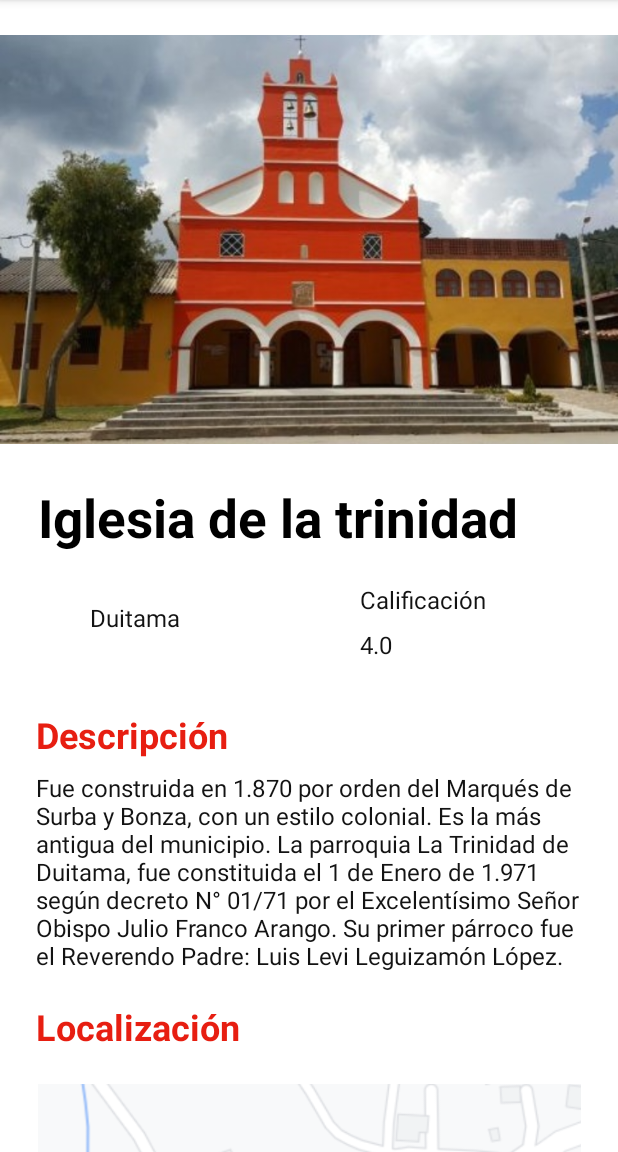
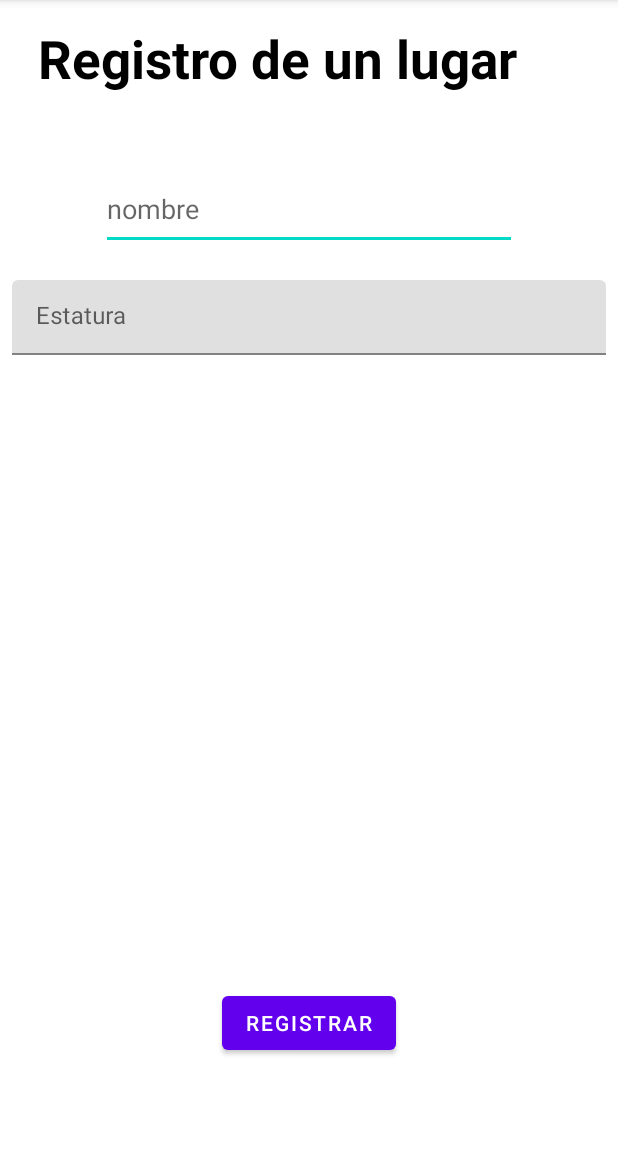
Before and after one commit to monoedi15/Boyatrip, an Android app: the screen it shows after launch (MainActivity before the commit, RegistroLugares after it), on a phone screen of 412 x 824 dp, the part 84-1236 px from its top. Run offline under Robolectric (Android 15) with nearby library versions, the phone set to English and light mode, and no system bars.

Commit message:
SE CREA LA CLASE PARA LOS SITIOS DE INTERES

```diff
--- a/app/src/main/AndroidManifest.xml
+++ b/app/src/main/AndroidManifest.xml
@@ -10,14 +10,19 @@
         android:supportsRtl="true"
         android:theme="@style/Theme.Boyatrip">
         <activity
-            android:name=".MainActivity"
-            android:exported="true">
+            android:name=".RegistroLugares"
+            android:exported="true" >
             <intent-filter>
                 <action android:name="android.intent.action.MAIN" />
 
                 <category android:name="android.intent.category.LAUNCHER" />
             </intent-filter>
         </activity>
+        <activity
+            android:name=".MainActivity"
+            android:exported="true">
+
+        </activity>
     </application>
 
 </manifest>
--- /dev/null
+++ b/app/src/main/java/com/orange/boyatrip/RegistroLugares.kt
@@ -0,0 +1,27 @@
+package com.orange.boyatrip
+
+import androidx.appcompat.app.AppCompatActivity
+import android.os.Bundle
+import android.widget.Button
+import android.widget.EditText
+import android.widget.TextView
+import com.google.android.material.textfield.TextInputEditText
+
+class RegistroLugares : AppCompatActivity() {
+    override fun onCreate(savedInstanceState: Bundle?) {
+        super.onCreate(savedInstanceState)
+        setContentView(R.layout.activity_registro_lugares)
+
+        val registrarbutton:Button = findViewById(R.id.registrar_button)
+        val nombreEditText: EditText = findViewById(R.id.edit_text_name)
+        val infoTextView: TextView = findViewById(R.id.info_text_view)
+        val estaturaEdittext:TextInputEditText = findViewById(R.id.estatura_edit_text)
+
+
+        registrarbutton.setOnClickListener {
+            val nombre : String = nombreEditText.text.toString()
+            val estatura : Float = estaturaEdittext.text.toString().toFloat()
+            infoTextView.text = getString(R.string.info, nombre, estatura)
+        }
+    }
+}
--- /dev/null
+++ b/app/src/main/java/com/orange/boyatrip/SitioInteres.kt
@@ -0,0 +1,3 @@
+package com.orange.boyatrip
+
+data class SitioInteres (val nombre: String, val descripcion: String, val puntuacion:Float, val foto:Int )
--- a/app/src/main/res/layout/activity_main.xml
+++ b/app/src/main/res/layout/activity_main.xml
@@ -21,7 +21,7 @@
             tools:ignore="ContentDescription" />
 
         <TextView
-            android:id="@+id/textView2"
+            android:id="@+id/titulo_text_view"
             style="@style/Title_Place"
             android:layout_width="wrap_content"
             android:layout_height="wrap_content"
@@ -42,7 +42,7 @@
             android:layout_marginTop="32dp"
             android:text="@string/IconLocalization"
             app:layout_constraintStart_toStartOf="parent"
-            app:layout_constraintTop_toBottomOf="@+id/textView2" />
+            app:layout_constraintTop_toBottomOf="@+id/titulo_text_view" />
 
         <TextView
             android:id="@+id/textView5"
@@ -64,7 +64,7 @@
             android:layout_marginTop="20dp"
             android:text="@string/Calification"
             app:layout_constraintStart_toStartOf="parent"
-            app:layout_constraintTop_toBottomOf="@+id/textView2" />
+            app:layout_constraintTop_toBottomOf="@+id/titulo_text_view" />
 
         <TextView
             android:id="@+id/textView7"
@@ -76,7 +76,7 @@
             app:layout_constraintEnd_toEndOf="parent"
             app:layout_constraintHorizontal_bias="0.084"
             app:layout_constraintStart_toStartOf="parent"
-            app:layout_constraintTop_toTopOf="@+id/textView2" />
+            app:layout_constraintTop_toTopOf="@+id/titulo_text_view" />
 
         <TextView
             android:id="@+id/textView8"
--- /dev/null
+++ b/app/src/main/res/layout/activity_registro_lugares.xml
@@ -0,0 +1,83 @@
+<?xml version="1.0" encoding="utf-8"?>
+<ScrollView xmlns:android="http://schemas.android.com/apk/res/android"
+    xmlns:app="http://schemas.android.com/apk/res-auto"
+    xmlns:tools="http://schemas.android.com/tools"
+    android:layout_width="match_parent"
+    android:layout_height="match_parent"
+    android:fillViewport="true">
+
+    <androidx.constraintlayout.widget.ConstraintLayout
+        android:layout_width="match_parent"
+        android:layout_height="match_parent"
+        tools:context=".RegistroLugares">
+
+        <TextView
+            android:id="@+id/titulo_text_view"
+            style="@style/Title_Place"
+            android:layout_width="0dp"
+            android:layout_height="wrap_content"
+            android:layout_marginStart="25dp"
+            android:layout_marginTop="15dp"
+            android:text="@string/registro"
+            app:layout_constraintEnd_toEndOf="parent"
+            app:layout_constraintHorizontal_bias="0.308"
+            app:layout_constraintStart_toStartOf="parent"
+            app:layout_constraintTop_toTopOf="parent" />
+
+        <Button
+            android:id="@+id/registrar_button"
+            android:layout_width="wrap_content"
+            android:layout_height="wrap_content"
+            android:layout_marginBottom="20dp"
+            android:text="@string/registrar"
+            app:layout_constraintBottom_toTopOf="@+id/info_text_view"
+            app:layout_constraintEnd_toEndOf="parent"
+            app:layout_constraintStart_toStartOf="parent" />
+
+        <TextView
+            android:id="@+id/info_text_view"
+            style="@style/Text_Description"
+            android:layout_width="0dp"
+            android:layout_height="wrap_content"
+            android:layout_marginStart="216dp"
+            android:layout_marginBottom="20dp"
+            app:layout_constraintBottom_toBottomOf="parent"
+            app:layout_constraintStart_toStartOf="parent" />
+
+        <EditText
+            android:id="@+id/edit_text_name"
+            android:layout_width="277dp"
+            android:layout_height="54dp"
+            android:layout_marginStart="8dp"
+            android:layout_marginTop="50dp"
+            android:layout_marginEnd="8dp"
+            android:ems="10"
+            android:hint="nombre"
+            android:inputType="textPersonName"
+            android:minHeight="48dp"
+            app:layout_constraintEnd_toEndOf="parent"
+            app:layout_constraintStart_toStartOf="parent"
+            app:layout_constraintTop_toBottomOf="@+id/titulo_text_view" />
+
+        <com.google.android.material.textfield.TextInputLayout
+            android:id="@+id/estaturaTestInputLayout"
+            android:layout_width="0dp"
+            android:layout_height="50dp"
+            android:layout_marginStart="8dp"
+            android:layout_marginTop="20dp"
+            android:layout_marginEnd="8dp"
+            app:layout_constraintEnd_toEndOf="parent"
+            app:layout_constraintStart_toStartOf="parent"
+            app:layout_constraintTop_toBottomOf="@+id/edit_text_name">
+
+            <com.google.android.material.textfield.TextInputEditText
+                android:id="@+id/estatura_edit_text"
+                android:layout_width="match_parent"
+                android:layout_height="wrap_content"
+                android:hint="@string/estatura"
+                android:inputType="numberDecimal" />
+        </com.google.android.material.textfield.TextInputLayout>
+
+
+    </androidx.constraintlayout.widget.ConstraintLayout>
+</ScrollView>
--- a/app/src/main/res/values/strings.xml
+++ b/app/src/main/res/values/strings.xml
@@ -7,4 +7,8 @@
     <string name="title_description">Descripción</string>
     <string name="text_description">Fue construida en 1.870 por orden del Marqués de Surba y Bonza, con un estilo colonial. Es la más antigua del municipio. La parroquia La Trinidad de Duitama, fue constituida el 1 de Enero de 1.971 según decreto N° 01/71 por el Excelentísimo Señor Obispo Julio Franco Arango. Su primer párroco fue el Reverendo Padre: Luis Levi Leguizamón López.</string>
     <string name="title_localization">Localización</string>
+    <string name="registro">Registro de un lugar</string>
+    <string name="registrar">registrar</string>
+    <string name="estatura">Estatura</string>
+    <string name="info">"Nombre: %s, Estatura: %f"</string>
 </resources>
```
